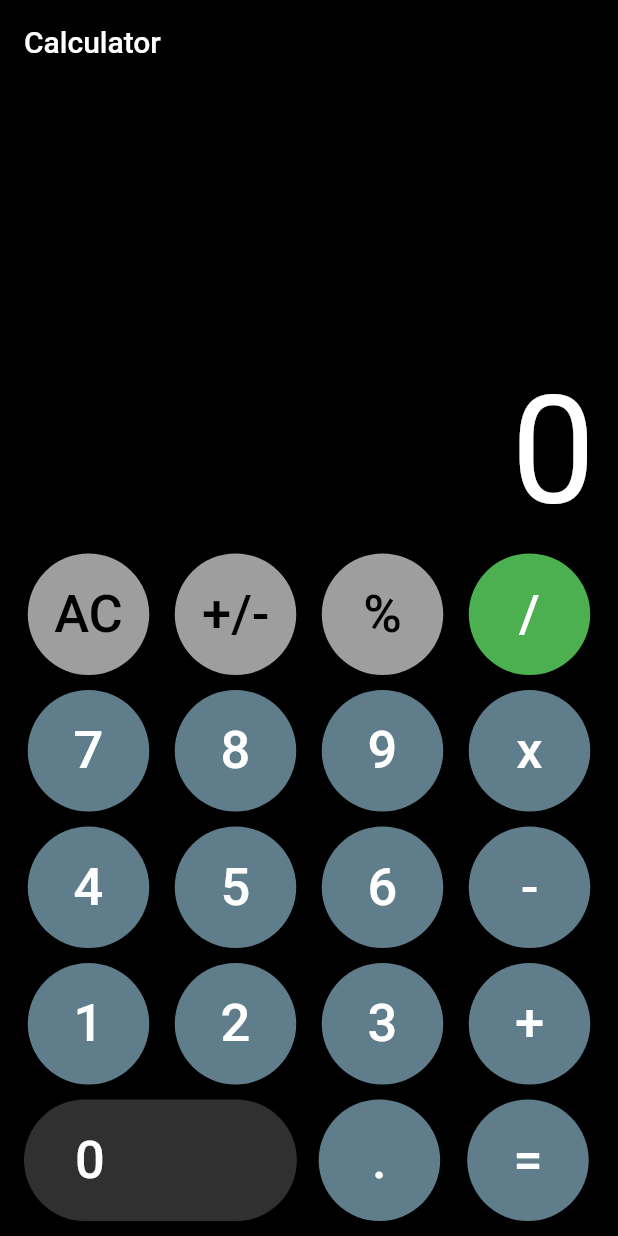
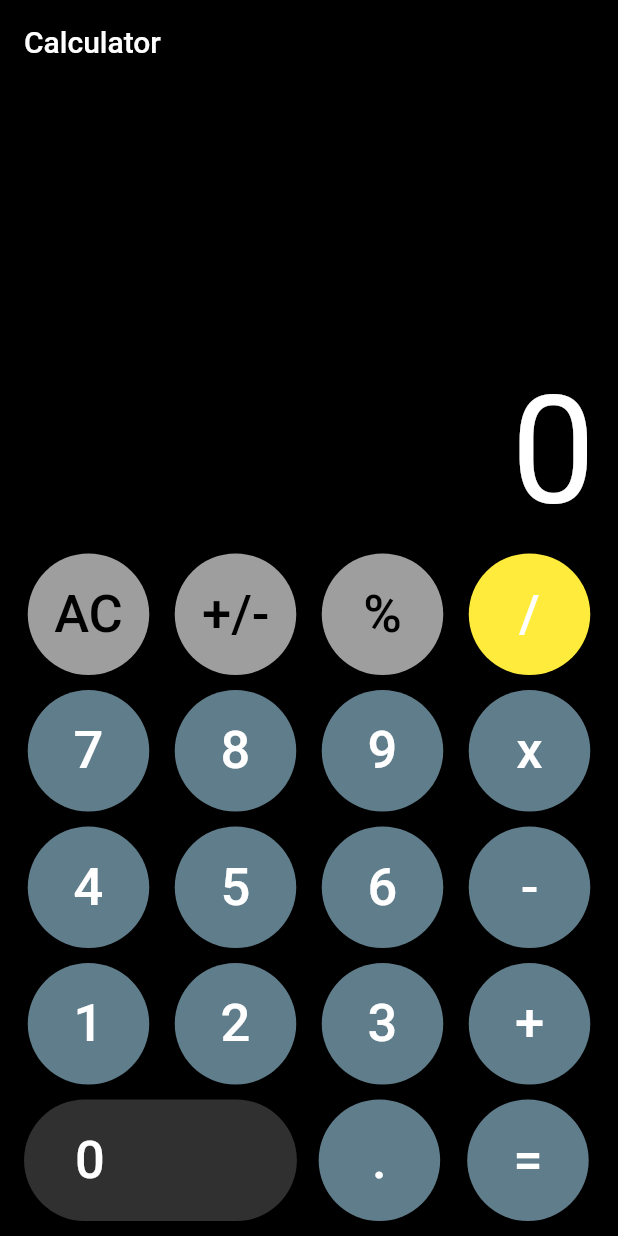
Before and after one commit to FakhriAl-farobi/li, a Flutter app: the screen it shows after launch, on a phone screen of 412 x 824 dp. Run offline on Flutter 3.47's test engine with Material 2 defaults, Android fonts, the phone set to English and light mode, and no system bars.

Commit message:
Update main.dart

```diff
--- a/lib/main.dart
+++ b/lib/main.dart
@@ -76,7 +76,7 @@ class _CalculatorState extends State<Calculator> {
                 calcbutton('AC',Colors.grey,Colors.black),
                 calcbutton('+/-',Colors.grey,Colors.black),
                 calcbutton('%',Colors.grey,Colors.black),
-                calcbutton('/',Colors.green,Colors.white),
+                calcbutton('/',Colors.yellow,Colors.white),
               ],
             ),
             SizedBox(height: 10,),
```
